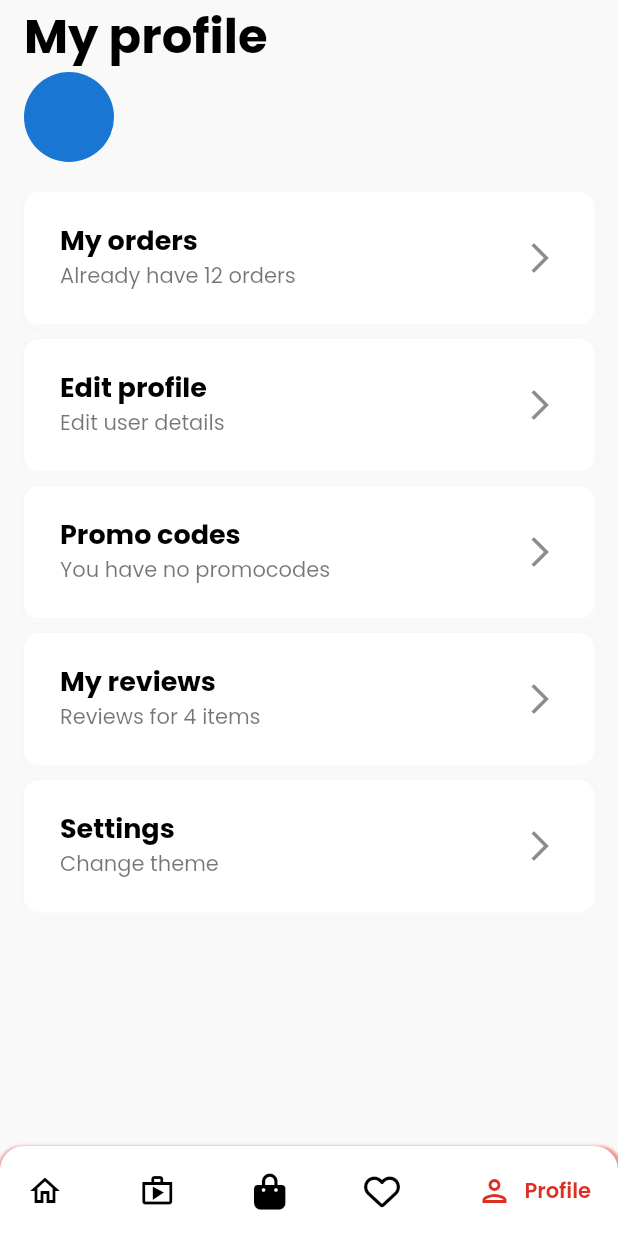
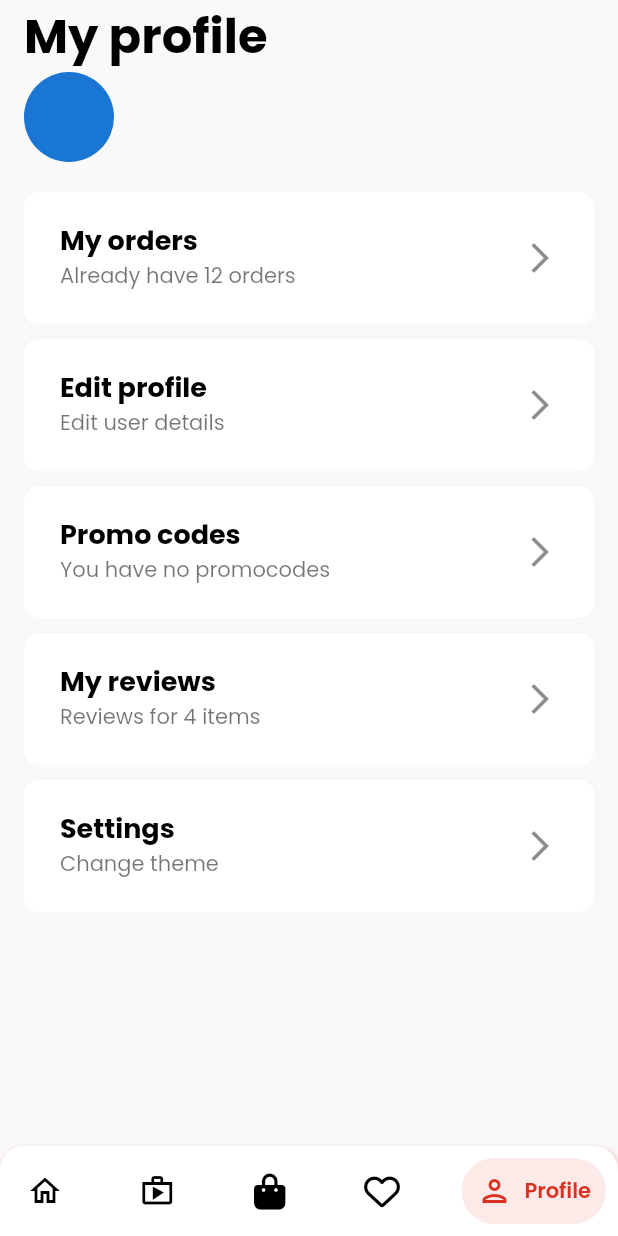
Before and after one commit to mugri-ndeh/online_market, a Flutter app: the BaseScreen screen opened directly, item 5 of the bottom bar chosen, on a phone screen of 412 x 824 dp. Run offline on Flutter 3.47's test engine with Material 2 defaults, Android fonts, the phone set to English and light mode, and no system bars; drawn by our look-alikes of google_nav_bar; our stand-ins replace cached_network_image, carousel_slider, cloud_firestore, firebase_auth, firebase_core, font_awesome_flutter and 3 more; accounts and stored records are empty; network calls fail.

Commit message:
color intensity reduction

```diff
--- a/lib/home/base.dart
+++ b/lib/home/base.dart
@@ -68,9 +68,9 @@ class _BaseScreenState extends State<BaseScreen> {
             color: Theme.of(context).backgroundColor,
             boxShadow: [
               BoxShadow(
-                  color: Palette.primaryColor.withOpacity(0.5),
-                  spreadRadius: 2,
-                  blurRadius: 1,
+                  color: Palette.primaryColor.withOpacity(0.2),
+                  spreadRadius: 1,
+                  blurRadius: 2,
                   offset: Offset(1, 2))
             ],
             borderRadius: const BorderRadius.only(
@@ -80,6 +80,8 @@ class _BaseScreenState extends State<BaseScreen> {
           ),
           padding: const EdgeInsets.all(8),
           child: GNav(
+              tabBackgroundColor:
+                  Palette.primaryColor.withOpacity(0.5).withOpacity(0.1),
               haptic: false, // haptic feedback
               tabBorderRadius: 30, // tab button border
               curve: Curves.bounceIn, // tab animation curves
```
